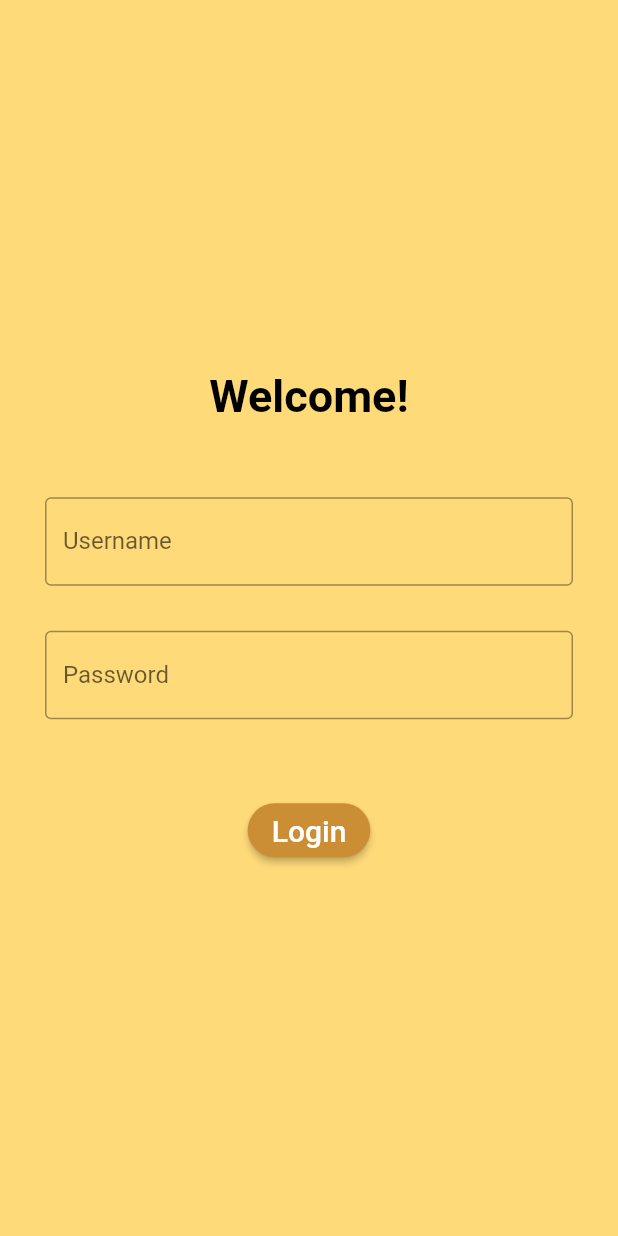
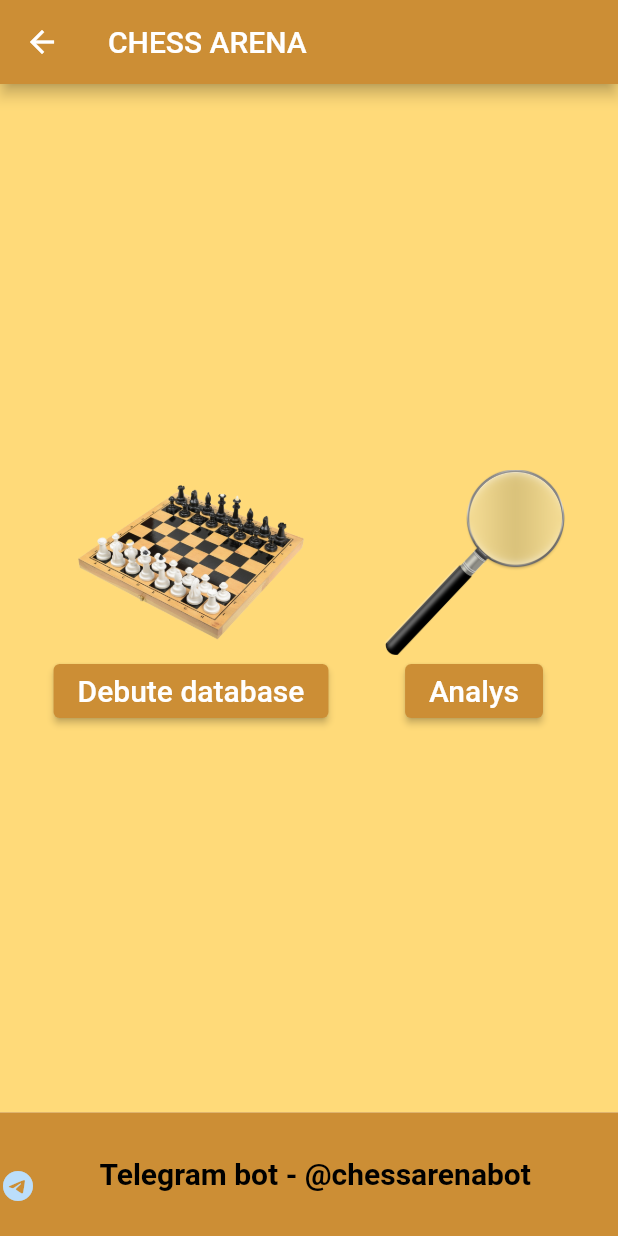
Before and after one commit to erdoganishe/Chess-Arina-Mobile, a Flutter app: the screen it shows after launch, after a tap on "Login", on a phone screen of 412 x 824 dp. Run offline on Flutter 3.47's test engine with Material 2 defaults, Android fonts, the light colour scheme and no system bars.

Commit message:
Base home page added

```diff
--- /dev/null
+++ b/lib/home.dart
@@ -0,0 +1,100 @@
+import 'package:flutter/material.dart';
+
+class HomePage extends StatelessWidget {
+  @override
+  Widget build(BuildContext context) {
+    return Scaffold(
+      appBar: AppBar(
+        backgroundColor: Color(0xffcc8e35),
+        title: Text('CHESS ARENA'),
+      ),
+      body: Column(
+        children: [
+          Expanded(
+            child: Container(
+              color: Color(0xffffda79),
+              child: Row(
+                mainAxisAlignment: MainAxisAlignment.spaceEvenly,
+                children: [
+                  Column(
+                    mainAxisAlignment: MainAxisAlignment.center,
+                    children: [
+                      Image(
+                        image: AssetImage('assets/images/board.png'),
+                        height: MediaQuery.of(context).size.height * 0.15,
+                      ),
+                      ElevatedButton(
+                        onPressed: () {
+                          // add functionality here
+                        },
+                        child: Text(
+                          'Debute database',
+                          style: TextStyle(
+                            color: Colors.white,
+                            fontSize: 20,
+                          ),
+                        ),
+                        style: ElevatedButton.styleFrom(
+                          primary: Color(0xffcc8e35),
+                        ),
+                      ),
+                    ],
+                  ),
+                  Column(
+                    mainAxisAlignment: MainAxisAlignment.center,
+                    children: [
+                      Image(
+                        image: AssetImage('assets/images/magnifier.png'),
+                        height: MediaQuery.of(context).size.height * 0.15,
+                      ),
+                      ElevatedButton(
+                        onPressed: () {
+                          // add functionality here
+                        },
+                        child: Text(
+                          'Analys',
+                          style: TextStyle(
+                            color: Colors.white,
+                            fontSize: 20,
+                          ),
+                        ),
+                        style: ElevatedButton.styleFrom(
+                          primary: Color(0xffcc8e35),
+                        ),
+                      ),
+                    ],
+                  ),
+                ],
+              ),
+            ),
+          ),
+          Container(
+            height: MediaQuery.of(context).size.height * 0.1,
+            color: Color(0xffcc8e35),
+            child: Row(
+              mainAxisAlignment: MainAxisAlignment.spaceEvenly,
+              children: [
+                CircleAvatar(
+                  backgroundColor: Colors.transparent,
+                  radius: MediaQuery.of(context).size.height * 0.005,
+                  child: Icon(Icons.telegram),
+                ),
+                Expanded(
+                  child: Text(
+                    'Telegram bot - @chessarenabot',
+                    style: TextStyle(
+                      color: Colors.black,
+                      fontSize: 20,
+                      fontWeight: FontWeight.bold,
+                    ),
+                    textAlign: TextAlign.center,
+                  ),
+                ),
+              ],
+            ),
+          ),
+        ],
+      ),
+    );
+  }
+}
--- a/lib/registration_page.dart
+++ b/lib/registration_page.dart
@@ -1,4 +1,5 @@
 import 'package:flutter/material.dart';
+import 'home.dart';
 
 class RegistrationPage extends StatelessWidget {
   @override
@@ -38,7 +39,12 @@ class RegistrationPage extends StatelessWidget {
           ),
           SizedBox(height: 50),
           ElevatedButton(
-            onPressed: () {},
+            onPressed: () {
+              Navigator.push(
+                context,
+                MaterialPageRoute(builder: (context) => HomePage()),
+              );
+            },
             child: Text(
               'Login',
               style: TextStyle(fontSize: 20),
--- a/pubspec.yaml
+++ b/pubspec.yaml
@@ -57,7 +57,8 @@ flutter:
   # included with your application, so that you can use the icons in
   # the material Icons class.
   uses-material-design: true
-
+  assets:
+    - assets/images/
   # To add assets to your application, add an assets section, like this:
   # assets:
   #   - images/a_dot_burr.jpeg
```
Also changed, not shown: assets/images/board.png (added), assets/images/magnifier.png (added).
